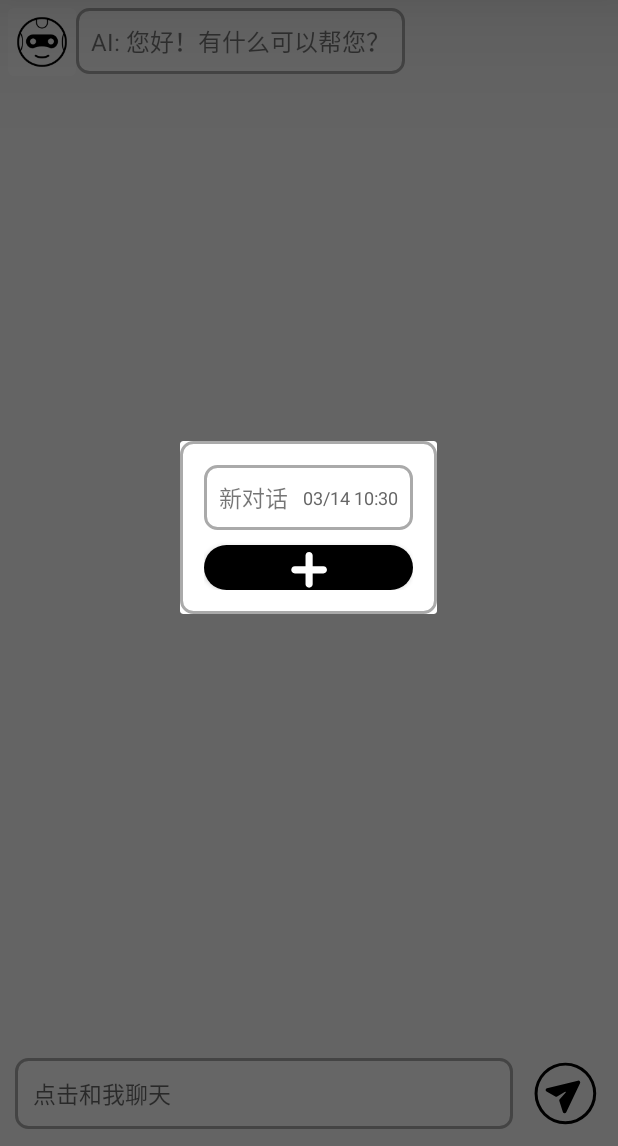
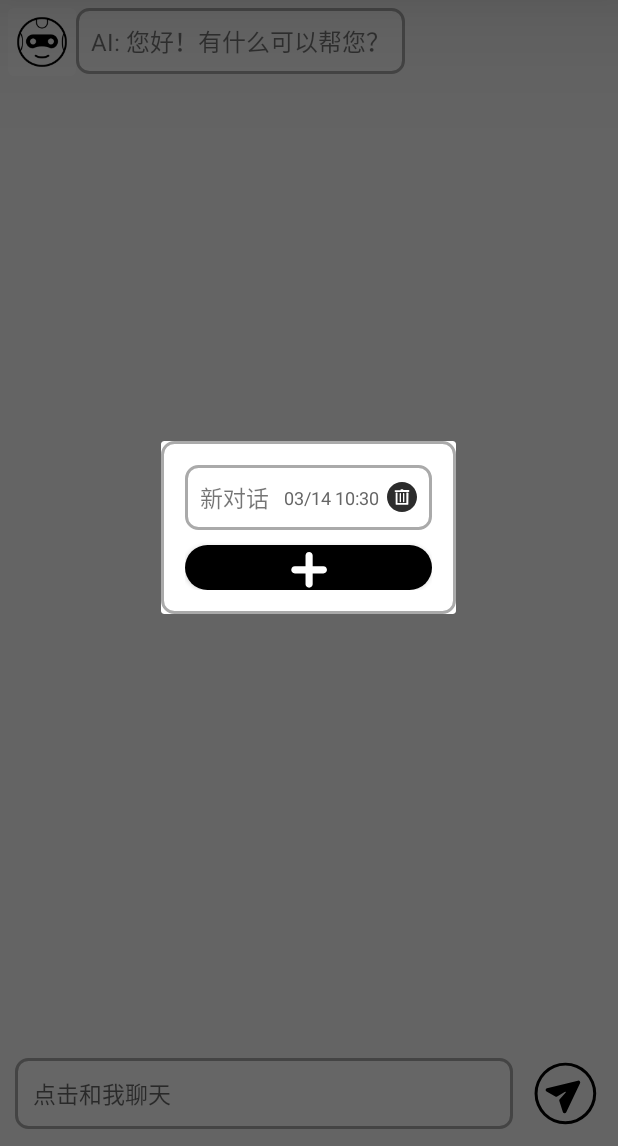
Before and after one commit to zkf516/AI-Chat, an Android app built with Jetpack Compose: the screen it shows after launch (MainActivity), after a tap on an icon or button, on a phone screen of 412 x 824 dp, the part 90-1236 px from its top. Run offline under Robolectric (Android 15) with nearby library versions, the light colour scheme and no system bars.

Commit message:
补充删除对话功能

```diff
--- a/app/src/main/java/com/example/aichat/ChatAdapter.kt
+++ b/app/src/main/java/com/example/aichat/ChatAdapter.kt
@@ -3,35 +3,46 @@ package com.example.aichat
 import android.view.LayoutInflater
 import android.view.View
 import android.view.ViewGroup
+import android.widget.Button
 import android.widget.TextView
 import androidx.recyclerview.widget.RecyclerView
 import java.text.SimpleDateFormat
 import java.util.Date
 import java.util.Locale
 
-class ChatAdapter(private val chats: List<Chat>) : RecyclerView.Adapter<ChatAdapter.ViewHolder>() {
+class ChatAdapter(private val chats: MutableList<Chat>) :
+    RecyclerView.Adapter<ChatAdapter.ViewHolder>() {
+
     private var onItemClickListener: ((Int) -> Unit)? = null
+    private var onDeleteClickListener: ((Int) -> Unit)? = null
 
     class ViewHolder(view: View) : RecyclerView.ViewHolder(view) {
         val title: TextView = view.findViewById(R.id.tv_title)
         val time: TextView = view.findViewById(R.id.tv_time)
+        val btnDelete: Button = view.findViewById(R.id.btn_delete)
     }
 
     override fun onCreateViewHolder(parent: ViewGroup, viewType: Int): ViewHolder {
-        return ViewHolder(
-            LayoutInflater.from(parent.context)
-                .inflate(R.layout.item_chat, parent, false)
-        )
+        val view = LayoutInflater.from(parent.context)
+            .inflate(R.layout.item_chat, parent, false)
+        return ViewHolder(view)
     }
 
     override fun onBindViewHolder(holder: ViewHolder, position: Int) {
         val chat = chats[position]
+
         holder.title.text = chat.title
         holder.time.text = SimpleDateFormat("MM/dd HH:mm", Locale.getDefault())
             .format(Date(chat.timestamp))
 
+        // 点击整个项选择对话
         holder.itemView.setOnClickListener {
             onItemClickListener?.invoke(position)
+        }
+
+        // 删除按钮点击
+        holder.btnDelete.setOnClickListener {
+            onDeleteClickListener?.invoke(position)
         }
     }
 
@@ -39,5 +50,14 @@ class ChatAdapter(private val chats: List<Chat>) : RecyclerView.Adapter<ChatAdap
         onItemClickListener = listener
     }
 
+    fun setOnDeleteClickListener(listener: (Int) -> Unit) {
+        onDeleteClickListener = listener
+    }
+
+    fun removeItem(position: Int) {
+        chats.removeAt(position)
+        notifyItemRemoved(position)
+    }
+
     override fun getItemCount() = chats.size
 }
--- a/app/src/main/java/com/example/aichat/ChatDialogFragment.kt
+++ b/app/src/main/java/com/example/aichat/ChatDialogFragment.kt
@@ -13,6 +13,7 @@ class ChatDialogFragment : DialogFragment() {
     private lateinit var adapter: ChatAdapter
     var onNewChat: (() -> Unit)? = null
     var onChatSelected: ((String) -> Unit)? = null
+    var onChatDeleted: ((String) -> Unit)? = null
 
     override fun onCreateView(
         inflater: LayoutInflater,
@@ -24,10 +25,20 @@ class ChatDialogFragment : DialogFragment() {
 
         view.findViewById<RecyclerView>(R.id.rv_chats).apply {
             layoutManager = LinearLayoutManager(context)
-            adapter = ChatAdapter(chats).also {
+            adapter = ChatAdapter(chats.toMutableList()).also {
+                this@ChatDialogFragment.adapter = it
+
+                //设置选择监听
                 it.setOnItemClickListener { position ->
                     onChatSelected?.invoke(chats[position].id)
                     dismiss()
+                }
+
+                // 设置删除监听
+                it.setOnDeleteClickListener { position ->
+                    val deletedChat = chats[position]
+                    it.removeItem(position)
+                    onChatDeleted?.invoke(deletedChat.id)
                 }
             }
         }
--- a/app/src/main/java/com/example/aichat/MainActivity.kt
+++ b/app/src/main/java/com/example/aichat/MainActivity.kt
@@ -1,16 +1,11 @@
 package com.example.aichat
 
 import android.annotation.SuppressLint
-import android.graphics.Color
-import android.os.Build
 import android.os.Bundle
 import android.util.Log
-import android.view.View
 import android.widget.Button
 import android.widget.EditText
 import androidx.appcompat.app.AppCompatActivity
-import androidx.core.graphics.ColorUtils
-import androidx.core.view.WindowCompat
 import androidx.recyclerview.widget.LinearLayoutManager
 import androidx.recyclerview.widget.RecyclerView
 import okhttp3.*
@@ -26,7 +21,6 @@ import org.json.JSONException
 const val API_KEY = "sk-caa8d044547341b288b84829bfa817f4"
 const val API_URL = "https://api.deepseek.com/v1/chat/completions"
 
-@Suppress("DEPRECATION")
 class MainActivity : AppCompatActivity() {
     private lateinit var sharedPreferences: SharedPreferences
     private val chats = mutableListOf<Chat>()
@@ -55,13 +49,6 @@ class MainActivity : AppCompatActivity() {
         loadChats()  // 加载所有对话
         checkCurrentChat()
 
-        // 设置系统栏透明
-        window.statusBarColor = Color.TRANSPARENT
-        window.navigationBarColor = Color.TRANSPARENT
-        WindowCompat.setDecorFitsSystemWindows(window, false)
-        // 初始化时根据白色背景设置黑色图标
-        setSystemBarIconColor(Color.WHITE)
-
         // 设置监听器
         sendButton.setOnClickListener { sendMessage() }
         moreButton.setOnClickListener { showChatDialog() }
@@ -74,14 +61,6 @@ class MainActivity : AppCompatActivity() {
         moreButton = findViewById(R.id.more_button)
     }
 
-    private fun sendMessage() {
-        val text = messageInput.text.toString().trim()
-        if (text.isEmpty()) return
-
-        addMessage(text, true)
-        messageInput.text.clear()
-        fetchAIResponse(text)
-    }
 
     private fun addMessage(text: String, isUser: Boolean) {
         val message = Message(text, isUser)
@@ -90,12 +69,8 @@ class MainActivity : AppCompatActivity() {
         recyclerView.smoothScrollToPosition(messageAdapter.itemCount - 1)
         updateChatTitle(text)
 
-        // 根据最新消息背景色调整系统栏图标
-        val bgColor = if (isUser) Color.WHITE else Color.BLACK
-        setSystemBarIconColor(bgColor)
         saveChats()
     }
-
 
 
     private fun updateChatTitle(newMessage: String) {
@@ -114,6 +89,15 @@ class MainActivity : AppCompatActivity() {
             createNewChat()
         }
         refreshChatDisplay()
+    }
+
+    private fun sendMessage() {
+        val text = messageInput.text.toString().trim()
+        if (text.isEmpty()) return
+
+        addMessage(text, true)
+        messageInput.text.clear()
+        fetchAIResponse(text)
     }
 
     private fun createNewChat() {
@@ -141,6 +125,10 @@ class MainActivity : AppCompatActivity() {
                 currentChatId = chatId
                 saveChats()
                 refreshChatDisplay()
+            }
+            // 处理删除回调
+            onChatDeleted = { deletedChatId ->
+                handleChatDelete(deletedChatId)
             }
         }.show(supportFragmentManager, "chat_dialog")
     }
@@ -198,6 +186,27 @@ class MainActivity : AppCompatActivity() {
         }
 
         if (chats.isEmpty()) createNewChat()
+    }
+
+    private fun handleChatDelete(deletedChatId: String) {
+        // 从列表中移除
+        val iterator = chats.iterator()
+        while (iterator.hasNext()) {
+            if (iterator.next().id == deletedChatId) {
+                iterator.remove()
+                break
+            }
+        }
+
+        // 如果删除的是当前对话
+        if (currentChatId == deletedChatId) {
+            currentChatId = chats.firstOrNull()?.id ?: ""
+            if (currentChatId.isEmpty()) {
+                createNewChat()
+            }
+            refreshChatDisplay()
+        }
+        saveChats()
     }
 
     private fun parseMessages(jsonArray: JSONArray): List<Message> {
@@ -300,25 +309,4 @@ class MainActivity : AppCompatActivity() {
         })
     }
 
-    // 系统栏图标颜色切换函数
-    @Suppress("DEPRECATION")
-    private fun setSystemBarIconColor(backgroundColor: Int) {
-        val isLight = ColorUtils.calculateLuminance(backgroundColor) > 0.5
-
-        // 状态栏处理
-        window.decorView.systemUiVisibility = if (isLight) {
-            window.decorView.systemUiVisibility or View.SYSTEM_UI_FLAG_LIGHT_STATUS_BAR
-        } else {
-            window.decorView.systemUiVisibility and View.SYSTEM_UI_FLAG_LIGHT_STATUS_BAR.inv()
-        }
-
-        // 导航栏处理
-        if (Build.VERSION.SDK_INT >= Build.VERSION_CODES.O) {
-            window.decorView.systemUiVisibility = if (isLight) {
-                window.decorView.systemUiVisibility or View.SYSTEM_UI_FLAG_LIGHT_NAVIGATION_BAR
-            } else {
-                window.decorView.systemUiVisibility and View.SYSTEM_UI_FLAG_LIGHT_NAVIGATION_BAR.inv()
-            }
-        }
-    }
 }
--- a/app/src/main/java/com/example/aichat/MessageAdapter.kt
+++ b/app/src/main/java/com/example/aichat/MessageAdapter.kt
@@ -48,7 +48,6 @@ class MessageAdapter(private val messageList: MutableList<Message>) :
         notifyDataSetChanged()
     }
 
-
     class ViewHolder(view: View) : RecyclerView.ViewHolder(view) {
         val messageText: TextView = view.findViewById(R.id.message_text)
     }
--- /dev/null
+++ b/app/src/main/res/drawable/delete.xml
@@ -0,0 +1,9 @@
+<vector xmlns:android="http://schemas.android.com/apk/res/android"
+    android:width="256dp"
+    android:height="256dp"
+    android:viewportWidth="1024"
+    android:viewportHeight="1024">
+  <path
+      android:pathData="M512,0C227.6,0 0,227.6 0,512c0,284.4 227.6,512 512,512 284.4,0 512,-227.6 512,-512C1024,227.6 796.4,0 512,0L512,0zM728.2,733.9C728.2,739.6 728.2,739.6 728.2,733.9l0,22.8c0,11.4 -11.4,22.8 -22.8,22.8L318.6,779.4c-11.4,0 -22.8,-11.4 -22.8,-22.8 0,0 0,0 0,-5.7L295.8,375.5c0,-11.4 5.7,-17.1 17.1,-17.1L341.3,358.4c11.4,0 17.1,5.7 17.1,17.1l0,341.3 301.5,0 0,-341.3c0,-11.4 11.4,-17.1 22.8,-17.1l28.4,0c11.4,0 22.8,11.4 22.8,17.1L728.2,733.9 728.2,733.9 728.2,733.9zM432.4,665.6 L432.4,398.2c0,-11.4 5.7,-22.8 17.1,-22.8l11.4,0c5.7,0 17.1,11.4 17.1,22.8l0,267.4c0,11.4 -5.7,22.8 -17.1,22.8L443.7,688.4C438,688.4 432.4,677 432.4,665.6L432.4,665.6zM546.1,665.6 L546.1,398.2c0,-11.4 5.7,-22.8 17.1,-22.8l11.4,0c5.7,0 17.1,11.4 17.1,22.8l0,267.4c0,11.4 -5.7,22.8 -17.1,22.8L563.2,688.4C557.5,688.4 546.1,677 546.1,665.6L546.1,665.6zM762.3,318.6C762.3,330 750.9,341.3 739.6,341.3L284.4,341.3C273.1,341.3 261.7,330 261.7,318.6L261.7,301.5C261.7,284.4 273.1,278.8 284.4,278.8l176.4,0L460.8,261.7c0,-11.4 11.4,-17.1 17.1,-17.1l62.6,0c11.4,0 17.1,11.4 17.1,17.1l0,11.4L739.6,273.1c11.4,0 22.8,11.4 22.8,22.8L762.3,318.6 762.3,318.6 762.3,318.6z"
+      android:fillColor="#2c2c2c"/>
+</vector>
--- a/app/src/main/res/layout/item_chat.xml
+++ b/app/src/main/res/layout/item_chat.xml
@@ -24,4 +24,12 @@
         android:layout_marginStart="10dp"
         android:textSize="12sp"
         android:textColor="#666"/>
+
+    <Button
+        android:id="@+id/btn_delete"
+        android:layout_width="20dp"
+        android:layout_height="20dp"
+        android:layout_marginStart="5dp"
+        android:background="@drawable/delete">
+    </Button>
 </LinearLayout>
```
